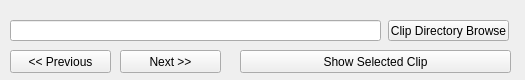
The window that SimpleReviewModeFilter/simple_reviewmode_gui.ui (MagnaVLT/ReviewMode) describes before a commit, drawn with Qt 5.
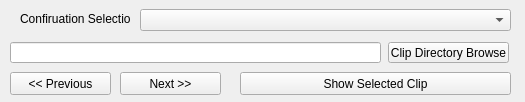
The same window after the commit.

Patch:
```diff
--- a/SimpleReviewModeFilter/simple_reviewmode_gui.ui
+++ b/SimpleReviewModeFilter/simple_reviewmode_gui.ui
@@ -7,7 +7,7 @@
     <x>0</x>
     <y>0</y>
     <width>525</width>
-    <height>80</height>
+    <height>102</height>
    </rect>
   </property>
   <property name="windowTitle">
@@ -17,7 +17,7 @@
    <property name="geometry">
     <rect>
      <x>388</x>
-     <y>20</y>
+     <y>42</y>
      <width>121</width>
      <height>21</height>
     </rect>
@@ -30,7 +30,7 @@
    <property name="geometry">
     <rect>
      <x>10</x>
-     <y>20</y>
+     <y>42</y>
      <width>371</width>
      <height>21</height>
     </rect>
@@ -40,7 +40,7 @@
    <property name="geometry">
     <rect>
      <x>120</x>
-     <y>50</y>
+     <y>72</y>
      <width>101</width>
      <height>23</height>
     </rect>
@@ -53,7 +53,7 @@
    <property name="geometry">
     <rect>
      <x>10</x>
-     <y>50</y>
+     <y>72</y>
      <width>101</width>
      <height>23</height>
     </rect>
@@ -66,7 +66,7 @@
    <property name="geometry">
     <rect>
      <x>240</x>
-     <y>50</y>
+     <y>72</y>
      <width>271</width>
      <height>23</height>
     </rect>
@@ -75,6 +75,29 @@
     <string>Show Selected Clip</string>
    </property>
   </widget>
+  <widget class="QComboBox" name="cbo_mode">
+   <property name="geometry">
+    <rect>
+     <x>140</x>
+     <y>9</y>
+     <width>371</width>
+     <height>22</height>
+    </rect>
+   </property>
+  </widget>
+  <widget class="QLabel" name="label">
+   <property name="geometry">
+    <rect>
+     <x>20</x>
+     <y>11</y>
+     <width>111</width>
+     <height>16</height>
+    </rect>
+   </property>
+   <property name="text">
+    <string>Confiruation Selection</string>
+   </property>
+  </widget>
  </widget>
  <resources/>
  <connections/>
```
